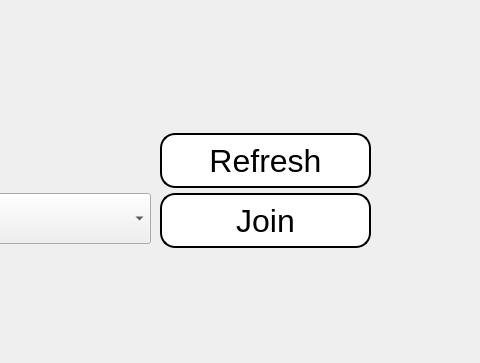
Old version of the form client_src/QT/join_match_lobby.ui in the repository Taller-de-Programacion-1-1C2024-GRUPO1/TP-Jazz-Jackrabbit-2; both pictures show x 320 to 800 and y 237 to 600 of the 800 by 600 pixel window.
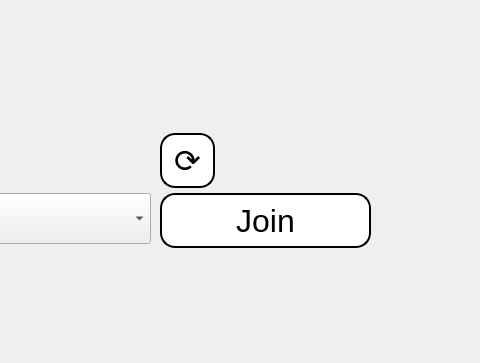
New version of the form.

What changed in the file:
```diff
--- a/client_src/QT/join_match_lobby.ui
+++ b/client_src/QT/join_match_lobby.ui
@@ -44,7 +44,7 @@
     <rect>
      <x>480</x>
      <y>370</y>
-     <width>211</width>
+     <width>55</width>
      <height>55</height>
     </rect>
    </property>
@@ -57,7 +57,7 @@
     <string notr="true">background-color: white; border: 2px solid black; border-radius: 15px; padding: 5px;</string>
    </property>
    <property name="text">
-    <string>Refresh</string>
+    <string>⟳</string>
    </property>
   </widget>
   <widget class="QComboBox" name="comboBoxMatches">
```
